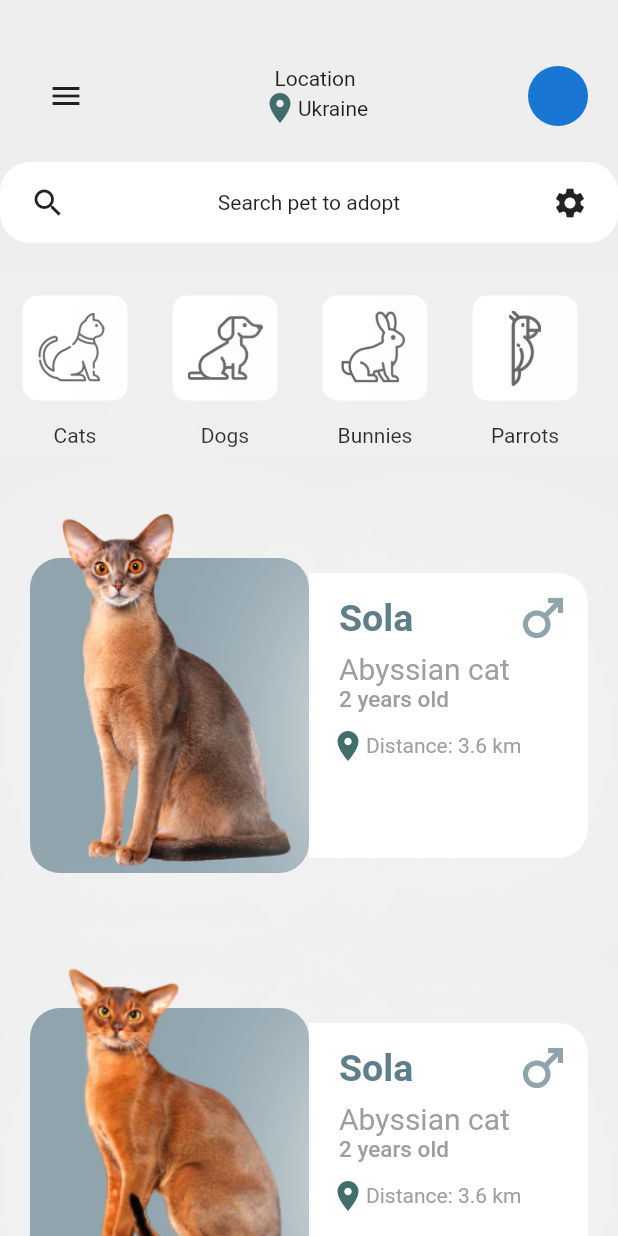
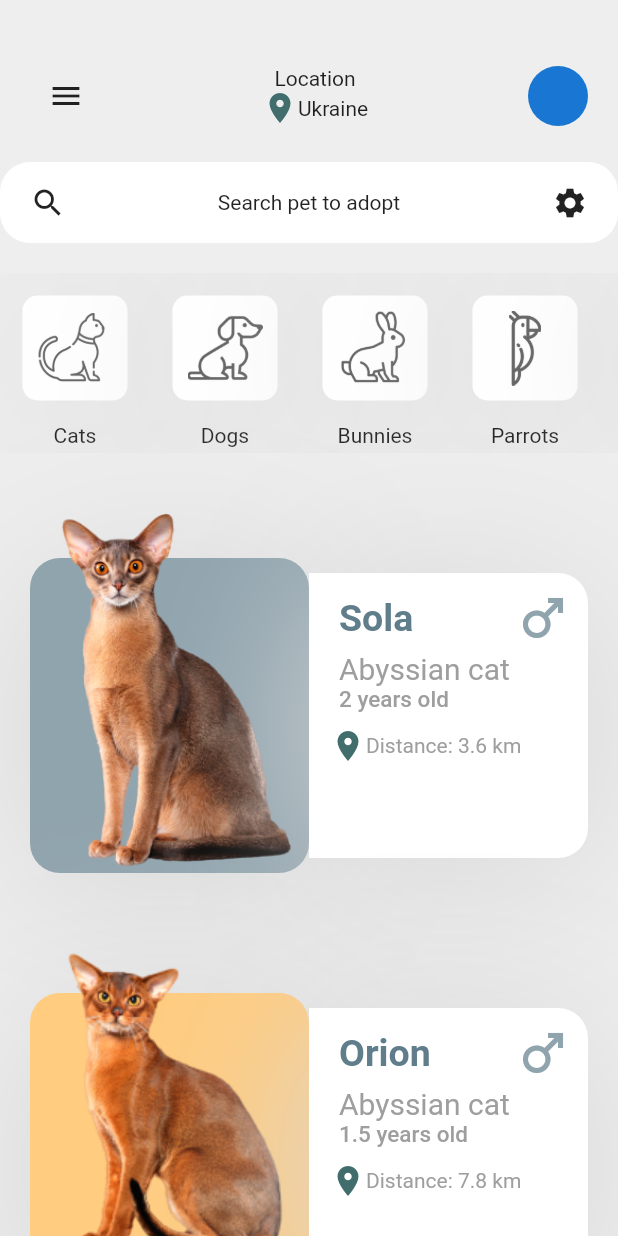
Before and after one commit to PilKvas/flutter_pep_ui, a Flutter app: the screen it shows after launch, on a phone screen of 412 x 824 dp. Run offline on Flutter 3.47's test engine with Material 2 defaults, Android fonts, the phone set to English and light mode, and no system bars.

Commit message:
changed shadow color

```diff
--- a/lib/configuration.dart
+++ b/lib/configuration.dart
@@ -4,7 +4,7 @@ import 'package:flutter/material.dart';
 
 
 Color primaryGreen = Color(0xff416d6d);
-Color lightGrey = Color(0xFFF5F5F5);
+Color lightGrey = Color(0xFFD6D6D6);
 List<BoxShadow> shadowList = [
   BoxShadow(color: lightGrey, blurRadius: 100, offset: Offset(0, 10))
 ];
--- a/lib/drowerScreen.dart
+++ b/lib/drowerScreen.dart
@@ -3,9 +3,8 @@
 import 'package:flutter/material.dart';
 import 'package:flutter_application_1/configuration.dart';
 
-
 class DrowerScreen extends StatefulWidget {
-  const DrowerScreen({ Key? key }) : super(key: key);
+  const DrowerScreen({Key? key}) : super(key: key);
 
   @override
   _DrowerScreenState createState() => _DrowerScreenState();
@@ -15,7 +14,75 @@ class _DrowerScreenState extends State<DrowerScreen> {
   @override
   Widget build(BuildContext context) {
     return Container(
+      padding: EdgeInsets.only(top: 50,bottom:50,left: 10),
       color: primaryGreen,
+      child: Column(
+        mainAxisAlignment: MainAxisAlignment.spaceBetween,
+        children: [
+          Row(
+            children: [
+              CircleAvatar(),
+              SizedBox(
+                width: 10,
+              ),
+              Column(
+                mainAxisAlignment: MainAxisAlignment.start,
+                children: [
+                  Text('Artem Darbinyan',
+                      style: TextStyle(
+                          color: Colors.white, fontWeight: FontWeight.bold)),
+                  Text('Active Status',
+                      style: TextStyle(
+                          color: Colors.white, fontWeight: FontWeight.bold)),
+                ],
+              ),
+            ],
+          ),
+          Column(
+            children: drawerItems .map((element) => Padding(
+              padding: const EdgeInsets.all(10),
+              child: Row(
+                children: [
+                  Icon(element['icon'], color: Colors.white,),
+                  Text(element['title'], style: TextStyle(color: Colors.white,fontWeight:FontWeight.bold)),
+              ],
+              ),
+            )).toList(),
+            ),
+          Row(
+            children: [
+              Icon(
+                Icons.settings,
+                color: Colors.white,
+              ),
+              SizedBox(
+                width: 10,
+              ),
+              Text(
+                'Settings',
+                style:
+                    TextStyle(color: Colors.white, fontWeight: FontWeight.bold),
+              ),
+              SizedBox(
+                width: 10,
+              ),
+              Container(
+                width: 2,
+                height: 20,
+                color: Colors.white,
+              ),
+              SizedBox(
+                width: 10,
+              ),
+              Text(
+                'Log out',
+                style:
+                    TextStyle(color: Colors.white, fontWeight: FontWeight.bold),
+              ),
+            ],
+          ),
+        ],
+      ),
     );
   }
 }
--- a/lib/homeScreen.dart
+++ b/lib/homeScreen.dart
@@ -1,12 +1,10 @@
 // ignore_for_file: unused_import, prefer_const_constructors, prefer_typing_uninitialized_variables, unused_local_variable
-
 
 import 'package:flutter/material.dart';
 import 'package:flutter_application_1/configuration.dart';
-
-
+import 'package:flutter_application_1/inner_screen.dart';
 class HomeScreen extends StatefulWidget {
-  const HomeScreen({ Key? key }) : super(key: key);
+  const HomeScreen({Key? key}) : super(key: key);
 
   @override
   _HomeScreenState createState() => _HomeScreenState();
@@ -15,26 +13,33 @@ class HomeScreen extends StatefulWidget {
 class _HomeScreenState extends State<HomeScreen> {
   double xOffset = 0;
   double yOffset = 0;
-    double  scaleFactor = 1;
+  double scaleFactor = 1;
   bool isDrawerOpen = false;
   @override
   Widget build(BuildContext context) {
     return AnimatedContainer(
-      transform: Matrix4.translationValues(xOffset, yOffset, 0)..scale(scaleFactor),
+      transform: Matrix4.translationValues(xOffset, yOffset, 0)
+        ..scale(scaleFactor),
       duration: Duration(milliseconds: 150),
+      decoration: BoxDecoration(
         color: Colors.grey[200],
+        borderRadius: BorderRadius.circular(isDrawerOpen?40:0.0),
+      ),
       child: SingleChildScrollView(
         child: Column(
           children: [
-              SizedBox(height: 40,),
+            SizedBox(
+              height: 40,
+            ),
             Container(
-                margin: EdgeInsets.symmetric(horizontal:20),
+              margin: EdgeInsets.symmetric(horizontal: 20),
               child: Row(
                 mainAxisAlignment: MainAxisAlignment.spaceBetween,
                 children: [
-                   isDrawerOpen?IconButton(
+                  isDrawerOpen
+                      ? IconButton(
                           icon: Icon(Icons.arrow_back_ios),
-                      onPressed: (){
+                          onPressed: () {
                             setState(() {
                               xOffset = 0;
                               yOffset = 0;
@@ -42,82 +47,75 @@ class _HomeScreenState extends State<HomeScreen> {
                               isDrawerOpen = false;
                             });
                           },
-                      ):
-                   IconButton(
-                      icon: Icon(Icons.menu), onPressed: (){
-
+                        )
+                      : IconButton(
+                          icon: Icon(Icons.menu),
+                          onPressed: () {
                             setState(() {
-
                               xOffset = 230;
                               yOffset = 120;
                               scaleFactor = 0.6;
                               isDrawerOpen = true;
-
                             });
                           }),
-                    Column(
-                      children: [
+                  Column(children: [
                     Text('Location'),
-                        Row(
-                          children: [
+                    Row(children: [
                       Icon(
                         Icons.location_on,
                         color: primaryGreen,
                       ),
                       Text('Ukraine'),
-                          ]
-                        ),
-
-                    ]
-                    ),
+                    ]),
+                  ]),
                   CircleAvatar(),
                 ],
               ),
             ),
             Container(
-                margin: EdgeInsets.symmetric(vertical:20),
-                padding: EdgeInsets.symmetric(horizontal:20, vertical:15),
+              margin: EdgeInsets.symmetric(vertical: 20),
+              padding: EdgeInsets.symmetric(horizontal: 20, vertical: 15),
               decoration: BoxDecoration(
                 color: Colors.white,
                 borderRadius: BorderRadius.circular(20),
               ),
-                child: Row(
-                  mainAxisAlignment: MainAxisAlignment.spaceBetween,
+              child: Row(mainAxisAlignment: MainAxisAlignment.spaceBetween,
                   // ignore: prefer_const_literals_to_create_immutables
                   children: [
                     Icon(Icons.search),
                     Text('Search pet to adopt'),
                     Icon(Icons.settings),
-                  ]
+                  ]),
             ),
-              ),
-
-              Container(height: 120,
+            Container(
+                height: 120,
                 child: ListView.builder(
                     scrollDirection: Axis.horizontal,
                     itemCount: categories.length,
-                itemBuilder: (context,index){
+                    itemBuilder: (context, index) {
                       return Column(
                         children: [
-                      Container (
-                        padding: EdgeInsets.symmetric(horizontal:10, vertical:10),
+                          Container(
+                            padding: EdgeInsets.symmetric(
+                                horizontal: 10, vertical: 10),
                             margin: EdgeInsets.all(15),
                             decoration: BoxDecoration(
                               color: Colors.white,
                               borderRadius: BorderRadius.circular(10),
-                          boxShadow: shadowList ,
-
+                              boxShadow: shadowList,
                             ),
-                        child: Column (
-
+                            child: Column(
                               children: [
                                 Container(
                                   height: 50,
                                   width: 50,
-                              child: Image.asset(categories[index]['iconPath'], height: 50, width:50, color: Colors.grey[700],),
-
+                                  child: Image.asset(
+                                    categories[index]['iconPath'],
+                                    height: 50,
+                                    width: 50,
+                                    color: Colors.grey[700],
                                   ),
-
+                                ),
                               ],
                             ),
                           ),
@@ -127,15 +125,12 @@ class _HomeScreenState extends State<HomeScreen> {
                           ),
                         ],
                       );
-                }
-              )
-              ),
+                    })),
             Cat_card1(),
             Cat_card2(),
           ],
         ),
       ),
-
     );
   }
 }
@@ -147,99 +142,107 @@ class Cat_card1 extends StatelessWidget {
 
   @override
   Widget build(BuildContext context) {
-    return
-          Container(
+    return GestureDetector(
+      onTap: (){
+        Navigator.push(context,MaterialPageRoute(builder: (context) => Inner_screen()));
+      },
+      child: Container(
           height: 260,
-            margin: EdgeInsets.symmetric(horizontal:20, vertical:20),
+          margin: EdgeInsets.symmetric(horizontal: 20, vertical: 20),
           child: Row(
             children: [
               Expanded(
                   child: Stack(
                 children: [
                   Container(
-                        decoration: BoxDecoration(color: Colors.blueGrey[300],
+                    decoration: BoxDecoration(
+                        color: Colors.blueGrey[300],
                         borderRadius: BorderRadius.circular(20),
-                        boxShadow: shadowList
-                        ),
+                        boxShadow: shadowList),
                     margin: EdgeInsets.only(top: 50),
                   ),
-                      Align(
-                        child: Image.asset('images/pet-cat2.png')
-                      )
+                  Align(child: Hero( tag: 1,child: Image.asset('images/pet-cat2.png')))
                 ],
-                  )
-
-                ),
+              )),
               Expanded(
                 child: Container(
                     margin: EdgeInsets.only(top: 60, bottom: 10),
-                 decoration: BoxDecoration(color: Colors.white,
+                    decoration: BoxDecoration(
+                        color: Colors.white,
                         boxShadow: shadowList,
                         borderRadius: BorderRadius.only(
                           topRight: Radius.circular(20),
                           bottomRight: Radius.circular(20),
-                 )
-               ),
-               child: Column(children: [
+                        )),
+                    child: Column(
+                      children: [
                         Padding(
                           padding: const EdgeInsets.fromLTRB(20, 10, 10, 2),
                           child: Row(
                             mainAxisAlignment: MainAxisAlignment.spaceBetween,
                             children: [
-                     Text('Sola',
+                              Text(
+                                'Sola',
                                 style: TextStyle(
                                   fontSize: 25,
                                   color: Colors.blueGrey,
                                   fontWeight: FontWeight.bold,
                                 ),
-
                               ),
                               Icon(
                                 Icons.male,
                                 color: Colors.blueGrey[300],
                                 size: 40,
                               ),
-                   ],),
+                            ],
+                          ),
                         ),
                         // ignore: prefer_const_literals_to_create_immutables
                         Padding(
                           padding: const EdgeInsets.only(left: 20),
-                   child: Row(children: [
-                       Text('Abyssian cat', style: TextStyle(
+                          child: Row(
+                            children: [
+                              Text('Abyssian cat',
+                                  style: TextStyle(
                                     color: Colors.grey,
                                     fontSize: 20,
                                   )),
-                   ],),
+                            ],
+                          ),
                         ),
                         Padding(
                           padding: const EdgeInsets.only(left: 20),
-                   child: Row(children: [
-                     Text('2 years old', style: TextStyle(
+                          child: Row(
+                            children: [
+                              Text('2 years old',
+                                  style: TextStyle(
                                     color: Colors.grey,
                                     fontWeight: FontWeight.w500,
                                     fontSize: 15,
                                   )),
-                   ],),
+                            ],
+                          ),
                         ),
                         Padding(
-                   padding: const EdgeInsets.only(left:14, top: 10),
-                   child: Row(children: [
+                          padding: const EdgeInsets.only(left: 14, top: 10),
+                          child: Row(
+                            children: [
                               Icon(
                                 Icons.location_on,
                                 color: primaryGreen,
                               ),
-                     Text('Distance: 3.6 km', style: TextStyle(
+                              Text('Distance: 3.6 km',
+                                  style: TextStyle(
                                     color: Colors.grey,
-
                                   ))
                             ],
                           ),
                         )
-               ],)
-               ),
+                      ],
+                    )),
               ),
             ],
-            )
+          )),
     );
   }
 }
@@ -251,99 +254,102 @@ class Cat_card2 extends StatelessWidget {
 
   @override
   Widget build(BuildContext context) {
-    return
-          Container(
+    return Container(
         height: 260,
-            margin: EdgeInsets.symmetric(horizontal:20, vertical:20),
+        margin: EdgeInsets.symmetric(horizontal: 20, vertical: 10),
         child: Row(
           children: [
             Expanded(
                 child: Stack(
               children: [
                 Container(
-                        decoration: BoxDecoration(color: Colors.blueGrey[300],
+                  decoration: BoxDecoration(
+                      color: Colors.orange[200],
                       borderRadius: BorderRadius.circular(20),
-                        boxShadow: shadowList
-                        ),
+                      boxShadow: shadowList),
                   margin: EdgeInsets.only(top: 50),
                 ),
-                      Align(
-                        child: Image.asset('images/pet-cat1.png')
-                      )
+                Align(child: Image.asset('images/pet-cat1.png'))
               ],
-                  )
-
-                ),
+            )),
             Expanded(
               child: Container(
                   margin: EdgeInsets.only(top: 60, bottom: 10),
-                 decoration: BoxDecoration(color: Colors.white,
+                  decoration: BoxDecoration(
+                      color: Colors.white,
                       boxShadow: shadowList,
                       borderRadius: BorderRadius.only(
                         topRight: Radius.circular(20),
                         bottomRight: Radius.circular(20),
-                 )
-               ),
-               child: Column(children: [
+                      )),
+                  child: Column(
+                    children: [
                       Padding(
                         padding: const EdgeInsets.fromLTRB(20, 10, 10, 2),
                         child: Row(
                           mainAxisAlignment: MainAxisAlignment.spaceBetween,
                           children: [
-                     Text('Sola',
+                            Text(
+                              'Orion',
                               style: TextStyle(
                                 fontSize: 25,
                                 color: Colors.blueGrey,
                                 fontWeight: FontWeight.bold,
                               ),
-
                             ),
                             Icon(
                               Icons.male,
                               color: Colors.blueGrey[300],
                               size: 40,
                             ),
-                   ],),
+                          ],
+                        ),
                       ),
                       // ignore: prefer_const_literals_to_create_immutables
                       Padding(
                         padding: const EdgeInsets.only(left: 20),
-                   child: Row(children: [
-                       Text('Abyssian cat', style: TextStyle(
+                        child: Row(
+                          children: [
+                            Text('Abyssian cat',
+                                style: TextStyle(
                                   color: Colors.grey,
                                   fontSize: 20,
                                 )),
-                   ],),
+                          ],
+                        ),
                       ),
                       Padding(
                         padding: const EdgeInsets.only(left: 20),
-                   child: Row(children: [
-                     Text('2 years old', style: TextStyle(
+                        child: Row(
+                          children: [
+                            Text('1.5 years old',
+                                style: TextStyle(
                                   color: Colors.grey,
                                   fontWeight: FontWeight.w500,
                                   fontSize: 15,
                                 )),
-                   ],),
+                          ],
+                        ),
                       ),
                       Padding(
-                   padding: const EdgeInsets.only(left:14, top: 10),
-                   child: Row(children: [
+                        padding: const EdgeInsets.only(left: 14, top: 10),
+                        child: Row(
+                          children: [
                             Icon(
                               Icons.location_on,
                               color: primaryGreen,
                             ),
-                     Text('Distance: 3.6 km', style: TextStyle(
+                            Text('Distance: 7.8 km',
+                                style: TextStyle(
                                   color: Colors.grey,
-
                                 ))
                           ],
                         ),
                       )
-               ],)
-               ),
+                    ],
+                  )),
             ),
           ],
-            )
-          );
+        ));
   }
 }
--- a/pubspec.yaml
+++ b/pubspec.yaml
@@ -34,6 +34,7 @@ dependencies:
   # The following adds the Cupertino Icons font to your application.
   # Use with the CupertinoIcons class for iOS style icons.
   cupertino_icons: ^1.0.2
+  font_awesome_flutter:
 
 dev_dependencies:
   flutter_test:
```
Also changed, not shown: lib/inner_screen.dart (added, +108 -0 lines), pubspec.lock. Lines whose indentation alone changed are shown as unchanged.
